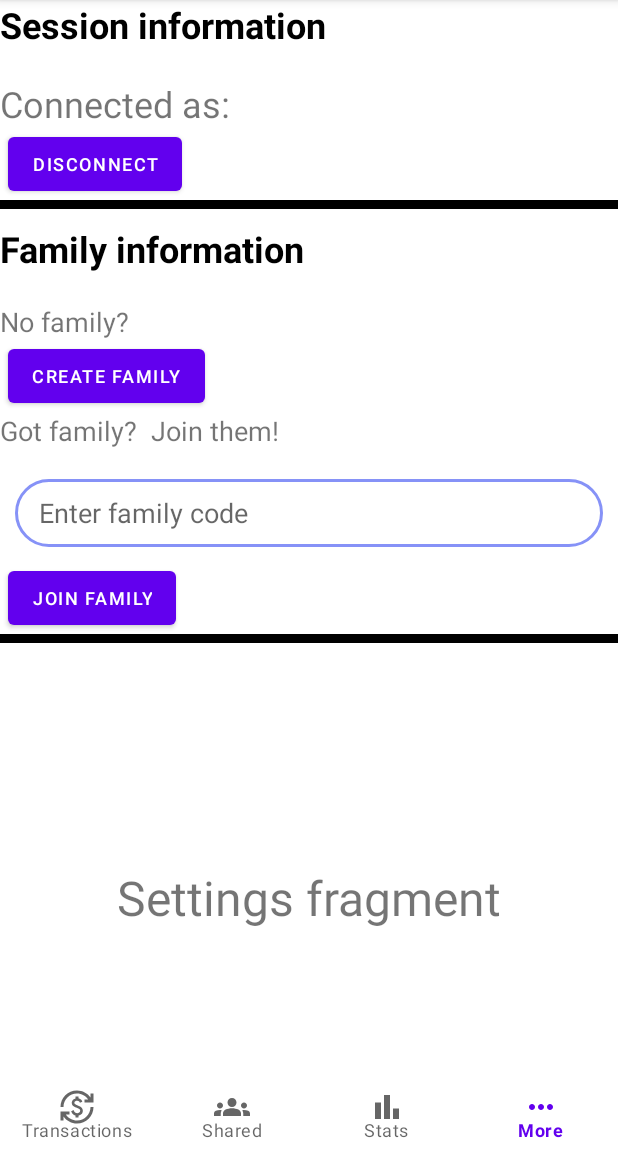
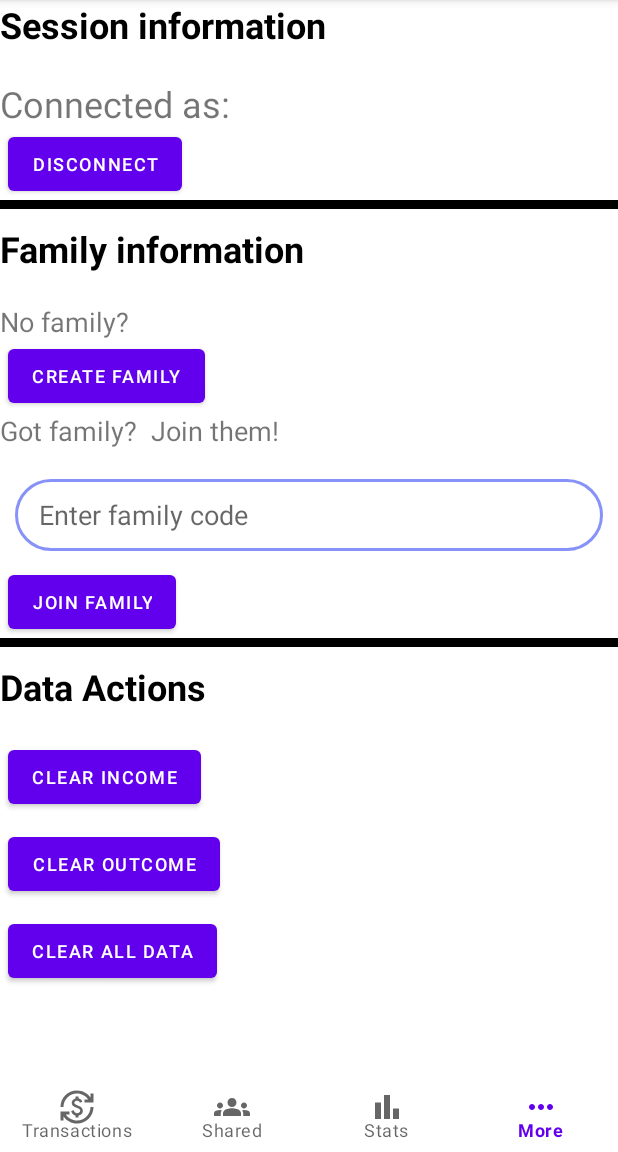
Before and after one commit to Tomer258/Money_Expense_Manager, an Android app: the screen it shows after launch once a user with an empty profile is signed in (MainActivity), item 4 of the bottom bar chosen, on a phone screen of 412 x 824 dp, the part 84-1236 px from its top. Run offline under Robolectric (Android 15) with nearby library versions, the phone set to English and light mode, and no system bars; our stand-ins replace Firebase (no records; nobody signed in at launch, a user with empty details on screens opened directly); libraries missing offline, so code that uses them is left out: com.firebase.ui; 1 statement that could not run was skipped.

Commit message:
added clear data

```diff
--- a/app/src/main/java/com/example/moneyexpensemanager/Adapters/RecyclerViewAdapter.java
+++ b/app/src/main/java/com/example/moneyexpensemanager/Adapters/RecyclerViewAdapter.java
@@ -19,9 +19,9 @@ import java.util.ArrayList;
 
 public class RecyclerViewAdapter extends RecyclerView.Adapter<RecyclerViewAdapter.MyViewHolder> {
 
-    ArrayList<IncomeModel> income;
-    ArrayList<OutcomeModel> outcome;
-    int type;
+    private ArrayList<IncomeModel> income;
+     private ArrayList<OutcomeModel> outcome;
+    private int type;
 
     //type:  0 - income , 1 - outcome,
     public RecyclerViewAdapter(ArrayList<IncomeModel> incomeModel, ArrayList<OutcomeModel> outcomeModel, int type)
--- a/app/src/main/java/com/example/moneyexpensemanager/Adapters/myViewpagerAdapter.java
+++ b/app/src/main/java/com/example/moneyexpensemanager/Adapters/myViewpagerAdapter.java
@@ -11,10 +11,9 @@ import com.google.android.material.tabs.TabLayout;
 
 public class myViewpagerAdapter extends FragmentStateAdapter
 {
-    TabLayout tabLayout;
+    private TabLayout tabLayout;
     public myViewpagerAdapter(@NonNull FragmentActivity fragmentActivity) {
         super(fragmentActivity);
-        this.tabLayout=tabLayout;
     }
 
     @NonNull
--- a/app/src/main/java/com/example/moneyexpensemanager/fragments/Personal_Income_fragment.java
+++ b/app/src/main/java/com/example/moneyexpensemanager/fragments/Personal_Income_fragment.java
@@ -37,13 +37,13 @@ import java.util.ArrayList;
 public class Personal_Income_fragment extends Fragment {
 
     private DatabaseReference mDatabase = FirebaseDatabase.getInstance().getReference();
-    ArrayList<IncomeModel> income;
-    userExpense userExpenseInstance = new userExpense();
-    TextView noListFound;
+    private ArrayList<IncomeModel> income;
+    private  userExpense userExpenseInstance = new userExpense();
+    private  TextView noListFound;
 
-    RecyclerView recyclerView;
+    private  RecyclerView recyclerView;
 
-    Context context;
+    private  Context context;
     @Override
     public View onCreateView(LayoutInflater inflater, ViewGroup container,
                              Bundle savedInstanceState) {
--- a/app/src/main/java/com/example/moneyexpensemanager/fragments/Personal_fragment.java
+++ b/app/src/main/java/com/example/moneyexpensemanager/fragments/Personal_fragment.java
@@ -55,17 +55,17 @@ import com.google.firebase.firestore.SetOptions;
 
 public class Personal_fragment extends Fragment {
 
-    ViewPager2 viewPager2;
-    TabLayout tabLayout;
-    FloatingActionButton addButton;
-    String TypeSpinnerResult,CategorySpinnerResult;
-    Dialog dialog;
-    String type="";
-    FirebaseFirestore db = FirebaseFirestore.getInstance();
+   private ViewPager2 viewPager2;
+    private TabLayout tabLayout;
+    private FloatingActionButton addButton;
+    private String TypeSpinnerResult,CategorySpinnerResult;
+    private Dialog dialog;
+    private  String type="";
+    private  FirebaseFirestore db = FirebaseFirestore.getInstance();
 
     private DatabaseReference mDatabase = FirebaseDatabase.getInstance().getReference();
-    Spinner typeSpinner,categorySpinner;
-    TextView totalIncome,totalOutcome,totalBalance;
+    private Spinner typeSpinner,categorySpinner;
+    private  TextView totalIncome,totalOutcome,totalBalance;
     private userExpense userExpenseInstance;
     @Override
     public View onCreateView(LayoutInflater inflater, ViewGroup container,
--- a/app/src/main/java/com/example/moneyexpensemanager/fragments/Settings_fragment.java
+++ b/app/src/main/java/com/example/moneyexpensemanager/fragments/Settings_fragment.java
@@ -36,13 +36,13 @@ import java.util.ArrayList;
 import java.util.HashMap;
 
 public class Settings_fragment extends Fragment {
-    TextView textView,nofamily;
-    Button disconnectBTN,createFamilyBTN,joinFamilyBTN;
+    private TextView textView,nofamily;
+    private Button disconnectBTN,createFamilyBTN,joinFamilyBTN,clearIncomeBTN,clearOutcomeBTN,clearAllBTN;
 
-    EditText familyCodeET;
+    private EditText familyCodeET;
 
-    ArrayList<String> usersref=new ArrayList<>();
-    HashMap<String,userExpense> member=new HashMap<>();
+    private  ArrayList<String> usersref=new ArrayList<>();
+    private HashMap<String,userExpense> member=new HashMap<>();
 
     private DatabaseReference mDatabase = FirebaseDatabase.getInstance().getReference();
     @Override
@@ -66,6 +66,9 @@ public class Settings_fragment extends Fragment {
         joinFamilyBTN=view.findViewById(R.id.joinFamily_BTN_settings);
         familyCodeET=view.findViewById(R.id.join_family_ET);
         nofamily = view.findViewById(R.id.no_family_TXT);
+        clearIncomeBTN=view.findViewById(R.id.clearIncome_BTN_settings);;
+        clearOutcomeBTN=view.findViewById(R.id.clearOutcome_BTN_settings);
+        clearAllBTN=view.findViewById(R.id.clearall_BTN_settings);
         checkIfInFamily();
 
 
@@ -94,6 +97,27 @@ public class Settings_fragment extends Fragment {
             @Override
             public void onClick(View v) {
                 joinFamily();
+            }
+        });
+
+        clearIncomeBTN.setOnClickListener(new View.OnClickListener() {
+            @Override
+            public void onClick(View v) {
+                deleteData(0);
+            }
+        });
+
+        clearOutcomeBTN.setOnClickListener(new View.OnClickListener() {
+            @Override
+            public void onClick(View v) {
+                deleteData(1);
+            }
+        });
+
+        clearAllBTN.setOnClickListener(new View.OnClickListener() {
+            @Override
+            public void onClick(View v) {
+                deleteData(2);
             }
         });
     }
@@ -308,6 +332,50 @@ public class Settings_fragment extends Fragment {
             nofamily.setText("Part of family id: " +name);
     }
 
+    private void deleteData(int choice)
+    {
+        DatabaseReference user=FirebaseDatabase.getInstance().getReference("users").child(FirebaseAuth.getInstance().getUid());
+
+        user.get().addOnCompleteListener(new OnCompleteListener<DataSnapshot>() {
+            @Override
+            public void onComplete(@NonNull Task<DataSnapshot> task) {
+                if (task.isSuccessful()) {
+                    DataSnapshot dataSnapshot = task.getResult();
+                    userExpense value = dataSnapshot.getValue(userExpense.class);
+                    if (value!=null)
+                    {
+                        switch (choice)
+                        {
+                            case 0:
+                            {
+                                value.clearIncome();
+                                break;
+                            }
+
+                            case 1:
+                            {
+                                value.clearOutcome();
+                                break;
+                            }
+
+                            case 2:
+                            {
+                                value.clearIncome();
+                                value.clearOutcome();
+                                break;
+                            }
+                        }
+
+                        mDatabase.child("users").child(FirebaseAuth.getInstance().getCurrentUser().getUid()).setValue(value);
+                    }
+
+                }
+                else {
+                    Log.d("firebase", String.valueOf(task.getResult().getValue()));
+                }
+            }
+        });
+    }
 
 
 }
--- a/app/src/main/java/com/example/moneyexpensemanager/fragments/Shared_expense_fragment.java
+++ b/app/src/main/java/com/example/moneyexpensemanager/fragments/Shared_expense_fragment.java
@@ -129,7 +129,7 @@ public class Shared_expense_fragment extends Fragment {
             names.put(entry.getValue().getName(),entry.getValue().getuID());
         }
 
-        ArrayAdapter<CharSequence> adapter = new ArrayAdapter(getContext(),android.R.layout.simple_spinner_item,memberNames);
+        ArrayAdapter<CharSequence> adapter = new ArrayAdapter(view.getContext(),android.R.layout.simple_spinner_item,memberNames);
         adapter.setDropDownViewResource(android.R.layout.simple_spinner_dropdown_item);
         memberSpinner.setAdapter(adapter);
         memberSpinner.setSelection(savedPos);
--- a/app/src/main/res/layout/fragment_settings_fragment.xml
+++ b/app/src/main/res/layout/fragment_settings_fragment.xml
@@ -100,19 +100,18 @@
             />
 
         <EditText
+            android:id="@+id/join_family_ET"
             android:layout_width="match_parent"
-            android:layout_height="45dp"
-            android:id="@+id/join_family_ET"
+            android:layout_height="48dp"
+            android:layout_below="@+id/got_family_TXT"
+            android:layout_marginStart="10dp"
+            android:layout_marginTop="20dp"
+            android:layout_marginEnd="10dp"
             android:background="@drawable/lavender_border"
-            android:layout_marginTop="20dp"
+            android:gravity="start|center_vertical"
+            android:hint="Enter family code"
             android:paddingStart="16dp"
-            android:layout_marginStart="10dp"
-            android:layout_marginEnd="10dp"
-            android:hint="Enter family code"
-            android:gravity="start|center_vertical"
-            android:textColor="@color/lavender"
-            android:layout_below="@+id/got_family_TXT"
-            />
+            android:textColor="@color/lavender" />
 
         <Button
             android:id="@+id/joinFamily_BTN_settings"
@@ -132,12 +131,53 @@
         android:layout_height="6dp"
         android:background="#000000"
         android:orientation="vertical" />
+
     <TextView
-        android:layout_width="match_parent"
-        android:layout_height="match_parent"
-        android:text="Settings fragment"
-        android:gravity="center"
-        android:textSize="32sp"/>
+        android:id="@+id/data_info"
+        android:layout_width="wrap_content"
+        android:layout_height="wrap_content"
+        android:text="Data Actions"
+        android:textSize="24sp"
+        android:textColor="@color/black"
+        android:layout_marginBottom="20dp"
+        android:layout_marginTop="10dp"
+        android:textStyle="bold"
+        />
+
+    <Button
+        android:id="@+id/clearIncome_BTN_settings"
+        android:layout_width="wrap_content"
+        android:layout_height="wrap_content"
+        android:text="Clear Income"
+        android:textSize="12sp"
+        android:layout_marginLeft="5dp"
+        android:layout_below="@+id/data_info"
+        android:layout_marginStart="15dp"
+        />
+    <Button
+        android:id="@+id/clearOutcome_BTN_settings"
+        android:layout_width="wrap_content"
+        android:layout_height="wrap_content"
+        android:text="Clear Outcome"
+        android:textSize="12sp"
+        android:layout_marginLeft="5dp"
+        android:layout_below="@+id/data_info"
+        android:layout_marginStart="15dp"
+        android:layout_marginTop="10dp"
+        />
+
+    <Button
+        android:id="@+id/clearall_BTN_settings"
+        android:layout_width="wrap_content"
+        android:layout_height="wrap_content"
+        android:text="Clear all data"
+        android:textSize="12sp"
+        android:layout_marginLeft="5dp"
+        android:layout_below="@+id/data_info"
+        android:layout_marginStart="15dp"
+        android:layout_marginTop="10dp"
+        />
+
 
 
 
```
Also changed, not shown: app/src/main/java/com/example/moneyexpensemanager/Models/userExpense.java (+12 -0 lines), app/src/main/java/com/example/moneyexpensemanager/fragments/Personal_Outcome_fragment.java (+5 -5 lines).
